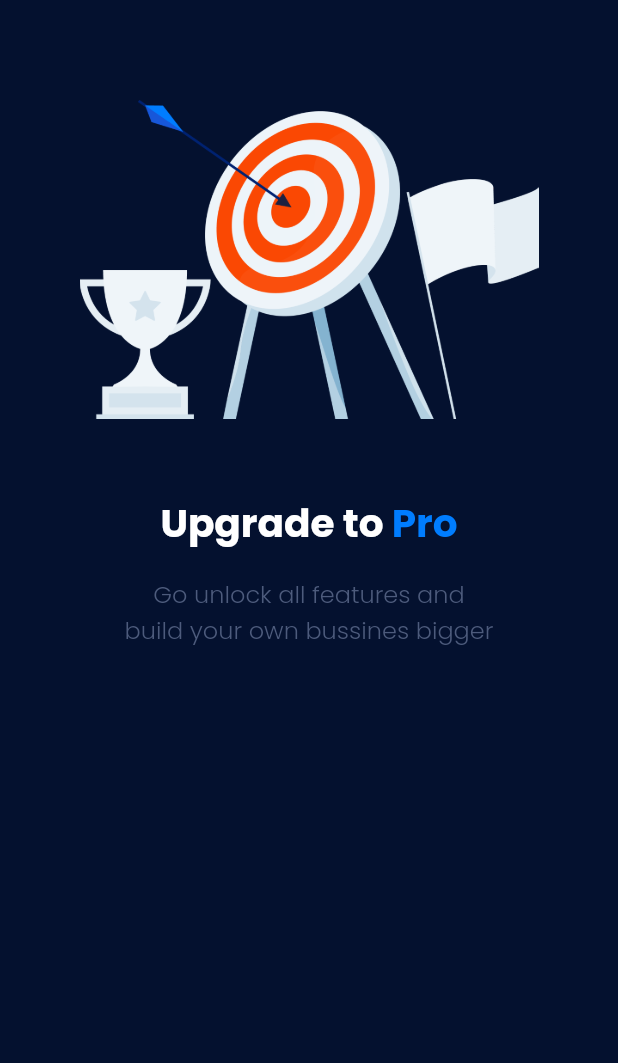
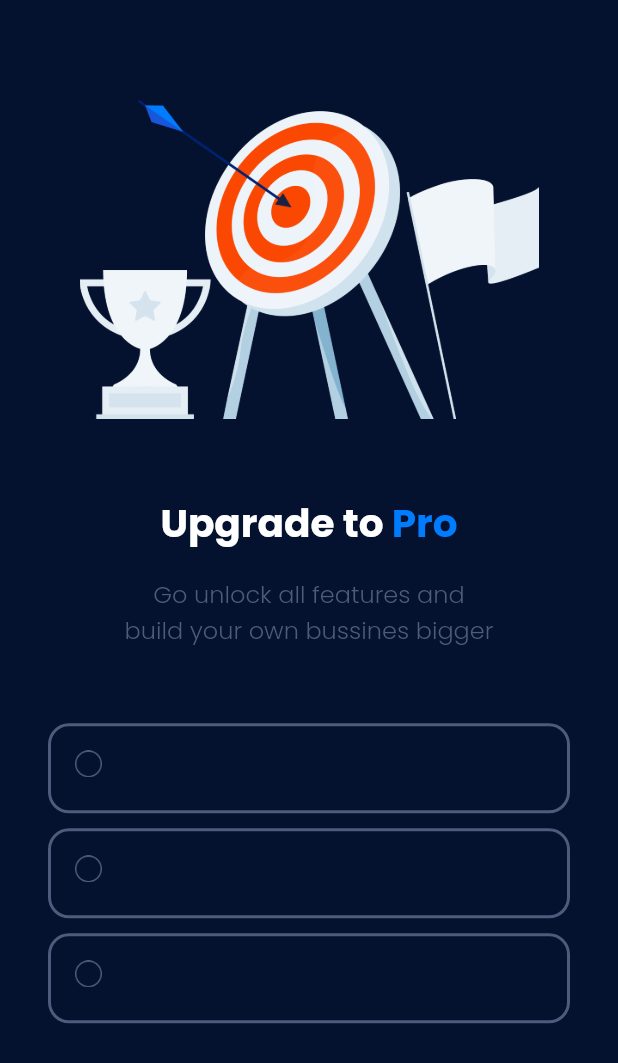
Before and after one commit to Muhdzalf/bwa_basicstatemanagement, a Flutter app: the screen it shows after launch, on a phone screen of 412 x 824 dp. Shown: the top 1063 px of the screen. Run offline on Flutter 3.47's test engine with Material 2 defaults, Android fonts, the phone set to English and light mode, and no system bars; our stand-ins replace google_fonts.

Commit message:
plan list card and add state

```diff
--- a/lib/pages/home.dart
+++ b/lib/pages/home.dart
@@ -1,3 +1,4 @@
+import 'package:bwa_basicstatemanagement/pages/plan_list.dart';
 import 'package:bwa_basicstatemanagement/theme.dart';
 import 'package:flutter/material.dart';
 
@@ -29,7 +30,8 @@ class HomePage extends StatelessWidget {
               'Go unlock all features and\nbuild your own bussines bigger',
               style: body,
               textAlign: TextAlign.center,
-            )
+            ),
+            PlanList()
           ],
         ),
       ),
--- /dev/null
+++ b/lib/pages/plan_list.dart
@@ -0,0 +1,63 @@
+import 'package:flutter/material.dart';
+
+import '../theme.dart';
+
+class PlanList extends StatefulWidget {
+  const PlanList({
+    Key? key,
+  }) : super(key: key);
+
+  @override
+  _PlanListState createState() => _PlanListState();
+}
+
+class _PlanListState extends State<PlanList> {
+  int selectedIndex = -1;
+  @override
+  Widget build(BuildContext context) {
+    return Padding(
+      padding: EdgeInsets.symmetric(horizontal: 32, vertical: 50),
+      child: Column(
+        children: [
+          planCard(0),
+          SizedBox(
+            height: 10,
+          ),
+          planCard(1),
+          SizedBox(
+            height: 10,
+          ),
+          planCard(2),
+        ],
+      ),
+    );
+  }
+
+  Widget planCard(int index) {
+    return GestureDetector(
+      onTap: () {
+        setState(() {
+          selectedIndex = index;
+        });
+      },
+      child: Container(
+        decoration: BoxDecoration(
+            borderRadius: BorderRadius.circular(14),
+            border: Border.all(
+                width: 2,
+                color: selectedIndex == index ? bluecolor : textcolor)),
+        child: ListTile(
+          leading: selectedIndex == index
+              ? Image.asset(
+                  'assets/images/checked.png',
+                  width: 18,
+                )
+              : Image.asset(
+                  'assets/images/check.png',
+                  width: 18,
+                ),
+        ),
+      ),
+    );
+  }
+}
--- a/pubspec.yaml
+++ b/pubspec.yaml
@@ -42,7 +42,9 @@ flutter:
 
   # To add assets to your application, add an assets section, like this:
   assets:
-    - assets/images/
+    - assets/images/goal.png
+    - assets/images/checked.png
+    - assets/images/check.png
   #   - images/a_dot_ham.jpeg
   # An image asset can refer to one or more resolution-specific "variants", see
   # https://flutter.dev/assets-and-images/#resolution-aware.
```
